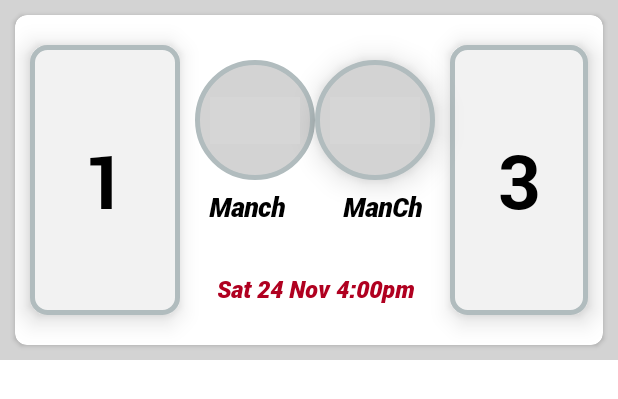
After one commit to boneypatil/FootballScores, an Android app: the layout item_match_results_fragment.xml on its own in the app's theme, with its tools: preview values and no code run, on a phone screen of 412 x 824 dp. The commit adds this screen. Shown: the top 399 px of the screen. Run offline under Robolectric (Android 15) with nearby library versions, the phone set to English and light mode, and no system bars; grey boxes are pictures that could not be loaded.

Commit message:
Init Ui And Views

```diff
--- a/app/src/main/java/com/module/footballscores/utils/Extensions.kt
+++ b/app/src/main/java/com/module/footballscores/utils/Extensions.kt
@@ -1,8 +1,8 @@
 package com.module.footballscores.utils
 
 import android.view.View
-import androidx.fragment.app.Fragment
-import androidx.fragment.app.FragmentActivity
+import java.text.SimpleDateFormat
+import java.util.*
 
 
 fun View.hide() {
--- /dev/null
+++ b/app/src/main/res/drawable/res_rounded_circle.xml
@@ -0,0 +1,8 @@
+<?xml version="1.0" encoding="UTF-8"?>
+<shape xmlns:android="http://schemas.android.com/apk/res/android"
+    android:shape="oval">
+    <solid android:color="#d3d3d3"/>
+    <stroke android:width="3dp" android:color="#B1BCBE" />
+    <corners android:radius="10dp"/>
+    <padding android:left="0dp" android:top="0dp" android:right="0dp" android:bottom="0dp" />
+</shape>
--- /dev/null
+++ b/app/src/main/res/drawable/res_rounded_corners_rectrangle.xml
@@ -0,0 +1,7 @@
+<?xml version="1.0" encoding="UTF-8"?>
+<shape xmlns:android="http://schemas.android.com/apk/res/android">
+    <solid android:color="#F2F2F2"/>
+    <stroke android:width="3dp" android:color="#B1BCBE" />
+    <corners android:radius="10dp"/>
+    <padding android:left="0dp" android:top="0dp" android:right="0dp" android:bottom="0dp" />
+</shape>
--- /dev/null
+++ b/app/src/main/res/layout/item_match_results_fragment.xml
@@ -0,0 +1,201 @@
+<?xml version="1.0" encoding="utf-8"?>
+<layout xmlns:android="http://schemas.android.com/apk/res/android"
+    xmlns:app="http://schemas.android.com/apk/res-auto"
+    xmlns:tools="http://schemas.android.com/tools">
+
+    <data>
+
+        <variable
+            name="matchResult"
+            type="com.module.footballscores.model.MatchResults" />
+
+    </data>
+
+
+    <androidx.constraintlayout.widget.ConstraintLayout
+        android:id="@+id/itemConstraintLayout"
+        android:layout_width="match_parent"
+        android:layout_height="wrap_content"
+        android:background="#d3d3d3">
+
+        <androidx.cardview.widget.CardView
+            android:layout_width="0dp"
+            android:layout_height="220dp"
+            android:layout_marginStart="10dp"
+            android:layout_marginTop="10dp"
+            android:layout_marginEnd="10dp"
+            android:layout_marginBottom="10dp"
+            app:cardCornerRadius="8dp"
+            app:cardElevation="2dp"
+            app:layout_constraintBottom_toBottomOf="parent"
+            app:layout_constraintEnd_toEndOf="parent"
+            app:layout_constraintStart_toStartOf="parent"
+            app:layout_constraintTop_toTopOf="parent">
+
+            <androidx.constraintlayout.widget.ConstraintLayout
+                android:layout_width="match_parent"
+                android:layout_height="match_parent"
+                android:gravity="bottom"
+                android:orientation="vertical">
+
+
+                <TextView
+                    android:id="@+id/tvScoreHolder1"
+                    android:layout_width="wrap_content"
+                    android:layout_height="0dp"
+                    android:layout_marginStart="10dp"
+                    android:layout_marginLeft="10dp"
+                    android:layout_marginTop="20dp"
+                    android:layout_marginBottom="20dp"
+                    android:background="@drawable/res_rounded_corners_rectrangle"
+                    android:elevation="10dp"
+                    android:fontFamily="@font/roboto_bold"
+                    android:gravity="center"
+                    android:maxLength="5"
+                    android:text="@{matchResult.score}"
+                    android:minWidth="@dimen/dimens_score_min_width"
+                    android:textColor="@color/black"
+                    android:textSize="50sp"
+                    app:layout_constraintBottom_toBottomOf="parent"
+                    app:layout_constraintEnd_toStartOf="@+id/llIVHolder1"
+                    app:layout_constraintStart_toStartOf="parent"
+                    app:layout_constraintTop_toTopOf="parent"
+                    tools:text="1" />
+
+                <androidx.constraintlayout.widget.ConstraintLayout
+                    android:id="@+id/llIVHolder1"
+                    android:layout_width="80dp"
+                    android:layout_height="80dp"
+                    android:layout_marginLeft="10dp"
+                    android:background="@drawable/res_rounded_circle"
+                    android:gravity="center"
+                    app:layout_constraintBottom_toBottomOf="@+id/llIVHolder2"
+                    app:layout_constraintStart_toEndOf="@+id/tvScoreHolder1"
+                    app:layout_constraintTop_toTopOf="@+id/llIVHolder2">
+
+                    <ImageView
+                        android:id="@+id/ivTeam1"
+                        android:layout_width="60dp"
+                        android:layout_height="wrap_content"
+                        android:padding="15dp"
+                        imageUrl="@{matchResult.link_A}"
+                        app:layout_constraintBottom_toBottomOf="parent"
+                        app:layout_constraintEnd_toEndOf="parent"
+                        app:layout_constraintStart_toStartOf="parent"
+                        app:layout_constraintTop_toTopOf="parent"
+
+                        tools:srcCompat="@tools:sample/avatars" />
+                </androidx.constraintlayout.widget.ConstraintLayout>
+
+                <androidx.constraintlayout.widget.ConstraintLayout
+                    android:id="@+id/llIVHolder2"
+                    android:layout_width="80dp"
+                    android:layout_height="80dp"
+                    android:layout_marginTop="30dp"
+                    android:layout_marginEnd="10dp"
+                    android:layout_marginRight="10dp"
+                    android:background="@drawable/res_rounded_circle"
+                    android:gravity="center"
+                    android:translationZ="12dp"
+                    app:layout_constraintEnd_toStartOf="@+id/tvScoreHolder2"
+                    app:layout_constraintStart_toEndOf="@+id/llIVHolder1"
+                    app:layout_constraintTop_toTopOf="parent">
+
+                    <ImageView
+                        android:id="@+id/ivTeam2"
+                        android:layout_width="60dp"
+                        android:layout_height="wrap_content"
+                        android:padding="15dp"
+                        imageUrl="@{matchResult.link_B}"
+                        app:layout_constraintBottom_toBottomOf="parent"
+                        app:layout_constraintEnd_toEndOf="parent"
+                        app:layout_constraintStart_toStartOf="parent"
+                        app:layout_constraintTop_toTopOf="parent"
+                        tools:srcCompat="@tools:sample/avatars" />
+                </androidx.constraintlayout.widget.ConstraintLayout>
+
+                <TextView
+                    android:id="@+id/tvScoreHolder2"
+                    android:layout_width="0dp"
+                    android:layout_height="0dp"
+                    android:layout_marginLeft="@dimen/dp10"
+                    android:layout_marginTop="@dimen/dp20"
+                    android:layout_marginEnd="@dimen/dp10"
+                    android:layout_marginRight="10dp"
+                    android:layout_marginBottom="@dimen/dp20"
+                    android:background="@drawable/res_rounded_corners_rectrangle"
+                    android:elevation="10dp"
+                    android:fontFamily="@font/roboto_bold"
+                    android:gravity="center"
+                    android:text="@{matchResult.score}"
+                    android:maxLength="5"
+                    android:minWidth="@dimen/dimens_score_min_width"
+                    android:textColor="@color/black"
+                    android:textSize="50sp"
+                    app:layout_constraintBottom_toBottomOf="parent"
+                    app:layout_constraintEnd_toEndOf="parent"
+                    app:layout_constraintStart_toEndOf="@+id/llIVHolder2"
+                    app:layout_constraintTop_toTopOf="parent"
+                    tools:text="3" />
+
+                <TextView
+                    android:id="@+id/tvTeam1Name"
+                    android:layout_width="0dp"
+                    android:layout_height="wrap_content"
+                    android:autoSizeMaxTextSize="18dp"
+                    android:padding="5dp"
+                    android:maxLength="5"
+                    android:gravity="center"
+                    android:autoSizeMinTextSize="14dp"
+                    android:autoSizeTextType="uniform"
+                    android:fontFamily="@font/roboto_black_italic"
+                    android:textColor="@color/black"
+                    android:textSize="18dp"
+                    android:text="@{matchResult.team_A}"
+                    app:layout_constraintEnd_toEndOf="@+id/llIVHolder1"
+                    app:layout_constraintStart_toEndOf="@+id/tvScoreHolder1"
+                    app:layout_constraintTop_toBottomOf="@+id/llIVHolder1"
+                    tools:text="Manchester" />
+
+                <TextView
+                    android:id="@+id/tvTeam2Name"
+                    android:layout_width="0dp"
+                    android:layout_height="wrap_content"
+                    android:autoSizeMaxTextSize="18dp"
+                    android:padding="5dp"
+                    android:gravity="center"
+                    android:autoSizeMinTextSize="14dp"
+                    android:autoSizeTextType="uniform"
+                    android:fontFamily="@font/roboto_black_italic"
+                    android:maxLength="5"
+                    android:textColor="@color/black"
+                    android:text="@{matchResult.team_B}"
+                    android:textSize="18sp"
+                    app:layout_constraintEnd_toStartOf="@+id/tvScoreHolder2"
+                    app:layout_constraintStart_toEndOf="@+id/llIVHolder1"
+                    app:layout_constraintTop_toBottomOf="@+id/llIVHolder2"
+                    tools:text="ManChest" />
+
+                <TextView
+                    android:id="@+id/textView4"
+                    android:layout_width="0dp"
+                    android:layout_height="0dp"
+                    android:fontFamily="@font/roboto_black_italic"
+                    android:gravity="center"
+                    android:text="@{matchResult.date}"
+                    tools:text="Sat 24 Nov 4:00pm"
+                    android:textColor="@color/design_default_color_error"
+                    android:textSize="16sp"
+                    app:layout_constraintBottom_toBottomOf="parent"
+                    app:layout_constraintEnd_toStartOf="@+id/tvScoreHolder2"
+                    app:layout_constraintStart_toEndOf="@+id/tvScoreHolder1"
+                    app:layout_constraintTop_toBottomOf="@+id/tvTeam1Name" />
+            </androidx.constraintlayout.widget.ConstraintLayout>
+
+
+        </androidx.cardview.widget.CardView>
+
+
+    </androidx.constraintlayout.widget.ConstraintLayout>
+
+</layout>
--- /dev/null
+++ b/app/src/main/res/values/dimens.xml
@@ -0,0 +1,6 @@
+<?xml version="1.0" encoding="utf-8"?>
+<resources>
+    <dimen name="dp20">20dp</dimen>
+    <dimen name="dp10">10dp</dimen>
+    <dimen name="dimens_score_min_width">100dp</dimen>
+</resources>
```
Also changed, not shown: app/src/main/java/com/module/footballscores/ui/FragmentMatchResult.kt (+30 -3 lines), app/src/main/java/com/module/footballscores/ui/adapters/BindingAdapter.kt (added, +54 -0 lines), app/src/main/java/com/module/footballscores/ui/adapters/MatchResultsAdapter.kt (added, +56 -0 lines), app/src/main/res/drawable/ic_broken_image.xml (added, +27 -0 lines), app/src/main/res/drawable/loading_animation.xml (added, +23 -0 lines), app/src/main/res/drawable/loading_img.xml (added, +39 -0 lines), app/src/main/res/layout/main_fragment.xml (+9 -5 lines), app/src/main/res/font/roboto_black.ttf (added), app/src/main/res/font/roboto_black_italic.ttf (added), app/src/main/res/font/roboto_bold.ttf (added), app/src/main/res/font/roboto_light.ttf (added), app/src/main/res/font/roboto_medium_italic.ttf (added), app/src/main/res/font/roboto_regular.ttf (added).
